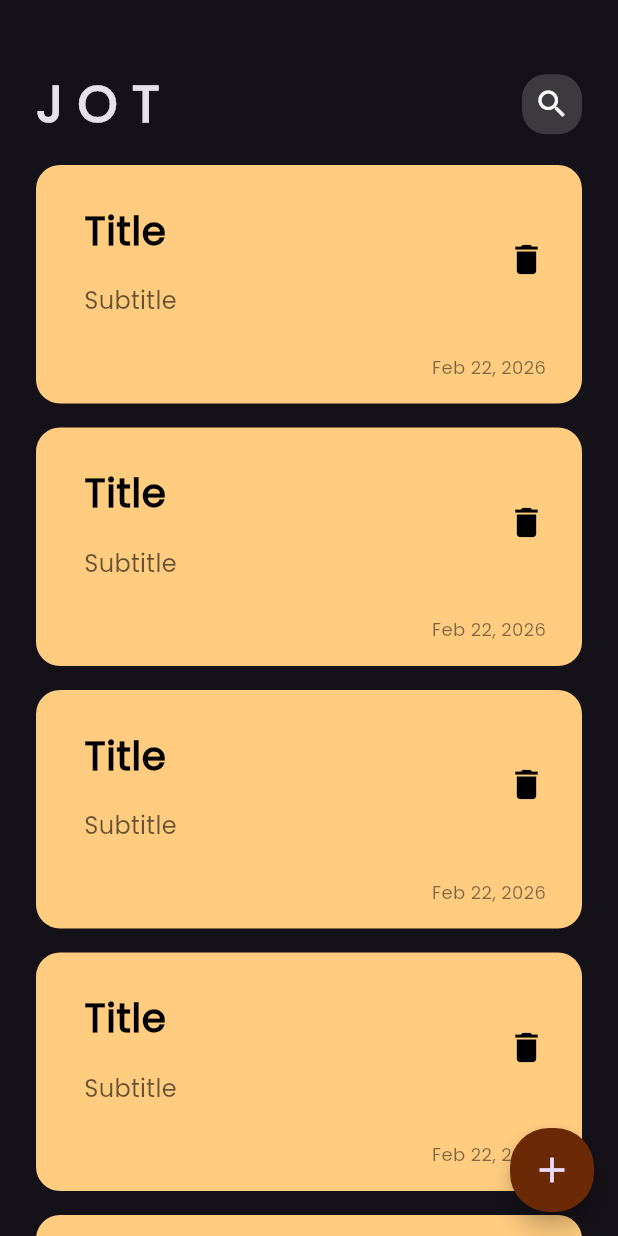
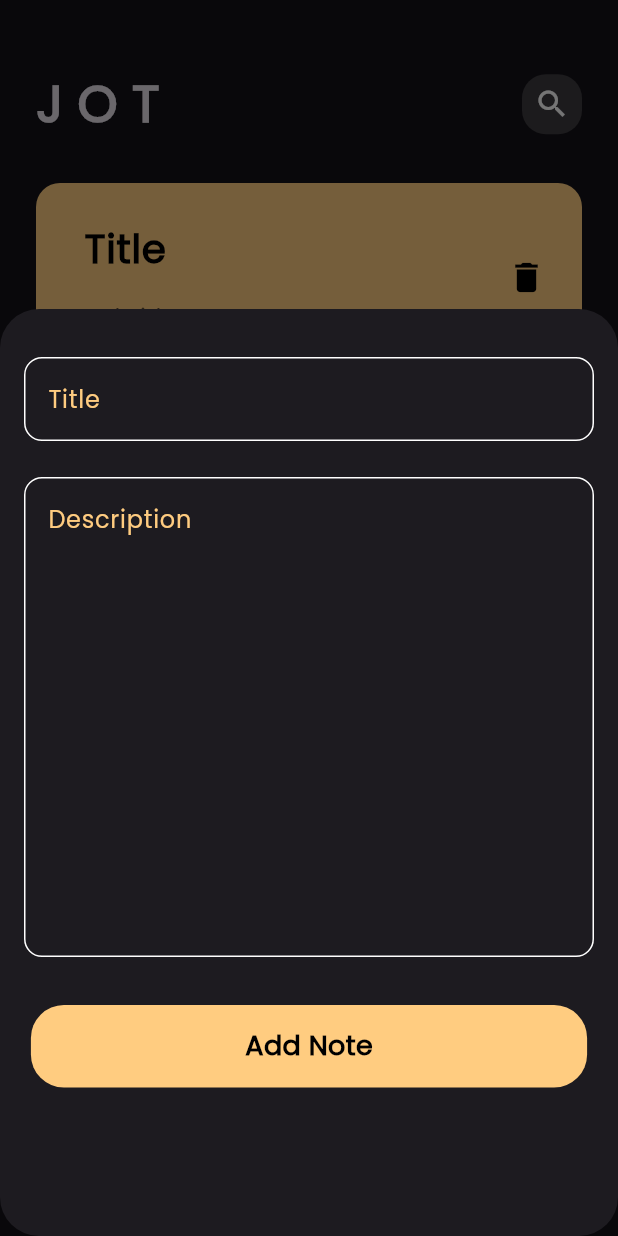
Before and after one commit to engkhaledsameh360-lab/jot_app, a Flutter app: the screen it shows after launch, after a tap on the "add" icon, on a phone screen of 412 x 824 dp. Run offline on Flutter 3.47's test engine with Material 3 defaults, Android fonts, the phone set to English and light mode, and no system bars.

Commit message:
Add Note Bottom Sheet

```diff
--- a/lib/main.dart
+++ b/lib/main.dart
@@ -1,5 +1,5 @@
 import 'package:flutter/material.dart';
-import 'package:jot_app/view/jot_view.dart';
+import 'package:jot_app/view/JotView/jot_view.dart';
 
 void main() {
   runApp(JotApp());
--- a/lib/view/jot_view.dart
+++ b/lib/view/JotView/jot_view.dart
@@ -1,4 +1,5 @@
 import 'package:flutter/material.dart';
+import 'package:jot_app/view/ShowModalBottomSheetView/add_show_modal_bottom_sheet.dart';
 import 'package:jot_app/widgets/jot_view_body.dart';
 
 class JotView extends StatelessWidget {
@@ -6,7 +7,14 @@ class JotView extends StatelessWidget {
   Widget build(BuildContext context) {
     return Scaffold(
       floatingActionButton: FloatingActionButton(
-        onPressed: () {},
+        onPressed: () {
+          showModalBottomSheet (
+            shape: RoundedRectangleBorder(borderRadius: BorderRadius.circular(26)),
+            isScrollControlled: true,
+            context: context,
+            builder: (context) => const AddshowModalBottomSheet()
+          );
+        },
         shape: RoundedRectangleBorder(borderRadius: BorderRadius.circular(26)),
         backgroundColor: const Color.fromARGB(255, 108, 41, 6),
         child: const Icon(Icons.add, size: 28),
--- /dev/null
+++ b/lib/view/ShowModalBottomSheetView/add_show_modal_bottom_sheet.dart
@@ -0,0 +1,32 @@
+
+import 'package:flutter/material.dart';
+import 'package:jot_app/widgets/custom_bottom.dart';
+import 'package:jot_app/widgets/custom_text_field.dart';
+
+class AddshowModalBottomSheet extends StatelessWidget {
+  const AddshowModalBottomSheet({super.key});
+
+  @override
+  Widget build(BuildContext context) {
+    return Container(
+      height: MediaQuery.of(context).size.height * 0.75,
+    child: Padding(
+      padding: const EdgeInsets.symmetric(horizontal: 16),
+      child: SingleChildScrollView(
+        child: Column(
+          children: [
+            SizedBox(height: 32),
+             const CustomTextField(hintText: "Title", maxLines: 1),
+              SizedBox(height: 24),
+             const CustomTextField(hintText: "Description", maxLines:12),
+             SizedBox(height: 32),
+             const CustomBottom(),
+             ],
+
+
+        ),
+      ),
+    ),
+    );
+}
+}
--- /dev/null
+++ b/lib/widgets/custom_bottom.dart
@@ -0,0 +1,26 @@
+import 'package:flutter/material.dart';
+
+class CustomBottom extends StatelessWidget {
+  const CustomBottom({super.key});
+  @override
+  Widget build(BuildContext context) {
+    return Container(
+      width: MediaQuery.of(context).size.width * 0.9,
+      height: 55,
+      decoration: BoxDecoration(
+        color:Color(0xffFFCC80),
+        borderRadius: BorderRadius.circular(22),
+      ),
+      child: const Center(
+        child: Text(
+          'Add Note',
+          style: TextStyle(
+            color: Color.fromARGB(255, 0, 0, 0),
+            fontSize: 18,
+            fontWeight: FontWeight.bold,
+          ),
+        ),
+      ),
+    );
+  }
+}
--- /dev/null
+++ b/lib/widgets/custom_text_field.dart
@@ -0,0 +1,33 @@
+import 'package:flutter/material.dart';
+
+class CustomTextField extends StatelessWidget {
+  const CustomTextField({
+    super.key,
+    required this.hintText,
+    required this.maxLines,
+  });
+
+final String hintText;
+final int maxLines;
+
+  @override
+  Widget build(BuildContext context) {
+    return TextField(
+      maxLines: maxLines,
+      decoration: InputDecoration(
+        hintText: hintText,
+        hintStyle: TextStyle(color: Color(0xffFFCC80)),
+        border: BuildBorder(),
+        enabledBorder: BuildBorder(),
+        focusedBorder: BuildBorder(Color(0xffFFCC80)),
+      ),
+    );
+  }
+
+  OutlineInputBorder BuildBorder([Color]) {
+    return OutlineInputBorder(
+        borderRadius: BorderRadius.circular(12),
+        borderSide: BorderSide(color: Color ?? Colors.white)
+      );
+  }
+}
--- a/lib/widgets/note_list.dart
+++ b/lib/widgets/note_list.dart
@@ -6,13 +6,17 @@ class NoteList extends StatelessWidget {
 
   @override
   Widget build(BuildContext context) {
-    return ListView.builder(
-itemBuilder: (context, index) {
-        return const Padding(
-          padding: EdgeInsets.only(top: 16),
-          child: JotItem(),
-        );
-      },
+    return Padding(
+      padding: const EdgeInsets.symmetric(vertical: 16),
+      child: ListView.builder(
+      padding: EdgeInsets.zero,
+      itemBuilder: (context, index) {
+          return const Padding(
+            padding: EdgeInsets.only(top: 12),
+            child: JotItem(),
+          );
+        },
+      ),
     );
   }
 }
```
